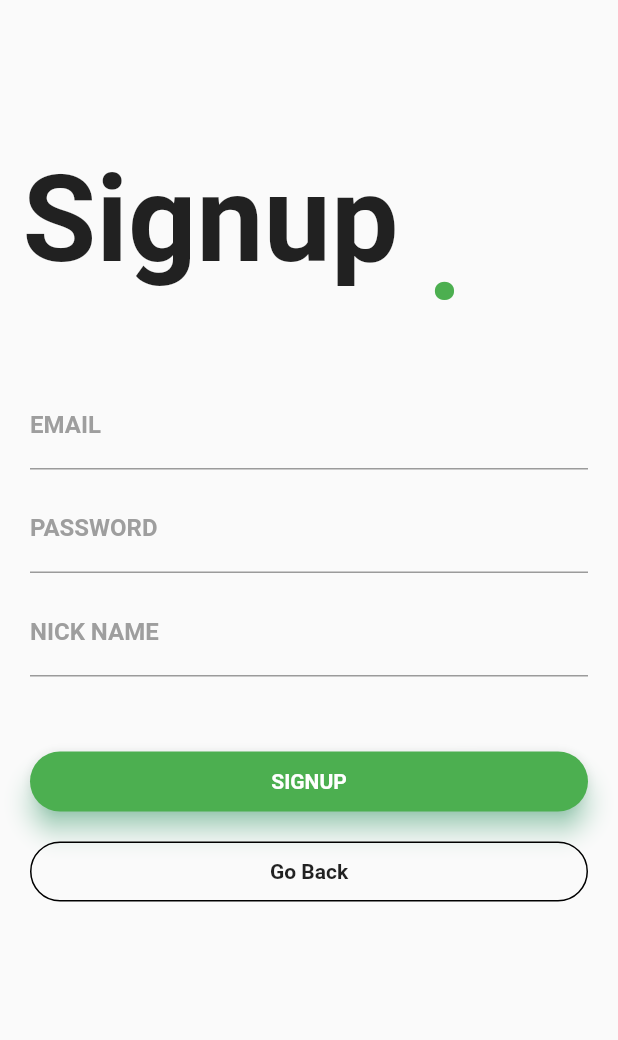
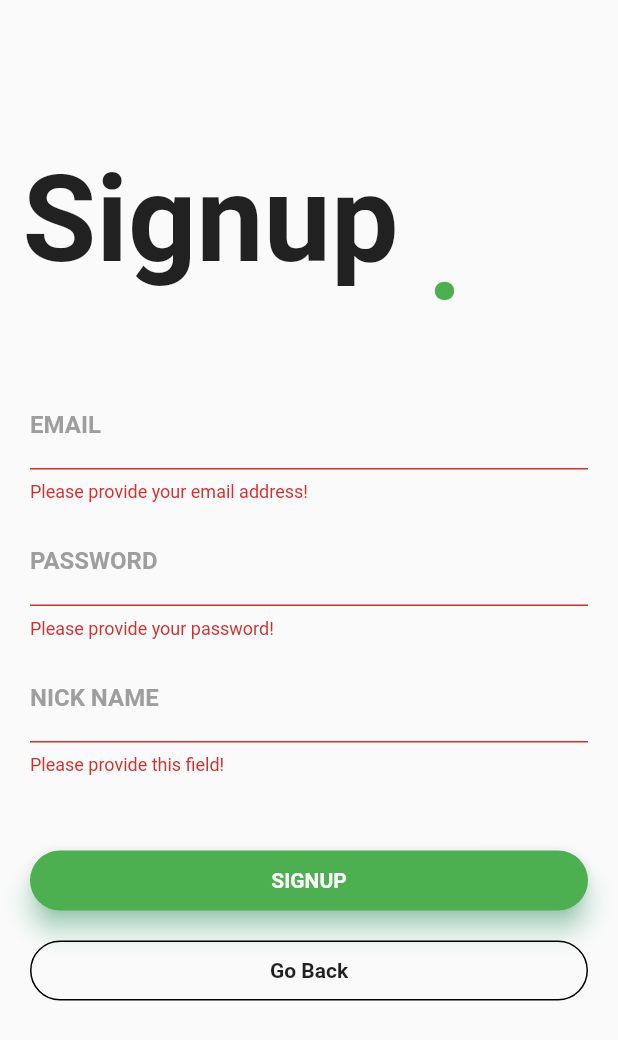
Before and after one commit to Flatnote/Coe-Ops, a Flutter app: the SignupPage screen opened directly, after a tap on "SIGNUP", on a phone screen of 412 x 824 dp. Shown: the top 1040 px of the screen. Run offline on Flutter 3.47's test engine with Material 2 defaults, Android fonts, the phone set to English and light mode, and no system bars; our stand-ins replace cached_network_image, cloud_firestore, datetime_picker_formfield, dio, email_validator, firebase_analytics and 7 more; accounts and stored records are empty.

```diff
--- a/lib/services/auth_service.dart
+++ b/lib/services/auth_service.dart
@@ -109,7 +109,7 @@ class AuthService {
       return _userFromFirebaseUser(user);
     } catch (error) {
       print(error.toString());
-      return null;
+      throw error;
     }
   }
 
--- a/lib/ui/signup.dart
+++ b/lib/ui/signup.dart
@@ -1,4 +1,8 @@
+import 'package:coeops/utils/input_validator.dart';
+import 'package:coeops/view_model/base.dart';
+import 'package:coeops/view_model/user_view_model.dart';
 import 'package:flutter/material.dart';
+import 'package:provider/provider.dart';
 
 class SignupPage extends StatefulWidget {
   @override
@@ -6,13 +10,30 @@ class SignupPage extends StatefulWidget {
 }
 
 class _SignupPageState extends State<SignupPage> {
+  final _formKey = GlobalKey<FormState>();
+  Map<String, String> _formData = {};
+
+  void _handleSignUp(context) async {
+    if (_formKey.currentState.validate()) {
+      _formKey.currentState.save();
+      final response = await Provider.of<UserViewModel>(context, listen: false)
+          .create(_formData);
+      if (response) {
+        Navigator.of(context)
+            .pushNamedAndRemoveUntil('/home', (Route<dynamic> route) => false);
+      }
+    }
+  }
+
   @override
   Widget build(BuildContext context) {
     return new Scaffold(
         resizeToAvoidBottomPadding: false,
-        body: Column(
-            crossAxisAlignment: CrossAxisAlignment.start,
-            children: <Widget>[
+        body: Form(
+          key: _formKey,
+          child:
+              Column(crossAxisAlignment: CrossAxisAlignment.start, children: <
+                  Widget>[
             Container(
               child: Stack(
                 children: <Widget>[
@@ -41,35 +62,38 @@ class _SignupPageState extends State<SignupPage> {
                 padding: EdgeInsets.only(top: 35.0, left: 20.0, right: 20.0),
                 child: Column(
                   children: <Widget>[
-                      TextField(
+                    TextFormField(
+                      validator: InputValidator.email,
+                      onSaved: (value) => _formData['email'] = value,
                       decoration: InputDecoration(
                           labelText: 'EMAIL',
                           labelStyle: TextStyle(
-                                fontWeight: FontWeight.bold,
-                                color: Colors.grey),
+                              fontWeight: FontWeight.bold, color: Colors.grey),
                           // hintText: 'EMAIL',
                           // hintStyle: ,
                           focusedBorder: UnderlineInputBorder(
                               borderSide: BorderSide(color: Colors.green))),
                     ),
                     SizedBox(height: 10.0),
-                      TextField(
+                    TextFormField(
+                      validator: InputValidator.password,
+                      onSaved: (value) => _formData['password'] = value,
                       decoration: InputDecoration(
                           labelText: 'PASSWORD ',
                           labelStyle: TextStyle(
-                                fontWeight: FontWeight.bold,
-                                color: Colors.grey),
+                              fontWeight: FontWeight.bold, color: Colors.grey),
                           focusedBorder: UnderlineInputBorder(
                               borderSide: BorderSide(color: Colors.green))),
                       obscureText: true,
                     ),
                     SizedBox(height: 10.0),
-                      TextField(
+                    TextFormField(
+                      validator: InputValidator.content,
+                      onSaved: (value) => _formData['fullname'] = value,
                       decoration: InputDecoration(
                           labelText: 'NICK NAME ',
                           labelStyle: TextStyle(
-                                fontWeight: FontWeight.bold,
-                                color: Colors.grey),
+                              fontWeight: FontWeight.bold, color: Colors.grey),
                           focusedBorder: UnderlineInputBorder(
                               borderSide: BorderSide(color: Colors.green))),
                     ),
@@ -82,9 +106,18 @@ class _SignupPageState extends State<SignupPage> {
                           color: Colors.green,
                           elevation: 7.0,
                           child: GestureDetector(
-                              onTap: () {},
+                            onTap: () {
+                              _handleSignUp(context);
+                            },
                             child: Center(
-                                child: Text(
+                              child: Provider.of<UserViewModel>(context)
+                                          .viewStatus ==
+                                      ViewStatus.Loading
+                                  ? CircularProgressIndicator(
+                                      valueColor:
+                                          AlwaysStoppedAnimation(Colors.white),
+                                    )
+                                  : Text(
                                       'SIGNUP',
                                       style: TextStyle(
                                         color: Colors.white,
@@ -121,6 +154,7 @@ class _SignupPageState extends State<SignupPage> {
                     ),
                   ],
                 )),
-            ]));
+          ]),
+        ));
   }
 }
--- a/lib/utils/input_validator.dart
+++ b/lib/utils/input_validator.dart
@@ -22,12 +22,12 @@ class InputValidator {
     if (value.isEmpty) {
       return 'Please provide your password!';
     }
-    if (value.length < 3 || value.length > 100) {
-      return 'Password must be between 3 - 100 characters!';
+    if (value.length < 8 || value.length > 20) {
+      return 'Password must be between 8 - 20 characters!';
     }
-    if (!RegExp(r'^[a-zA-Z0-9]+$').hasMatch(value)) {
-      return 'Sorry, special characters are not allowed!';
-    }
+    // if (!RegExp(r'^[a-zA-Z0-9]+$').hasMatch(value)) {
+    //   return 'Sorry, special characters are not allowed!';
+    // }
     return null;
   }
 
@@ -39,7 +39,7 @@ class InputValidator {
   }
   static String content(String value) {
     if (value.isEmpty) {
-      return 'Hey! You haven\'t told me anything yet!';
+      return 'Please provide this field!';
     }
     return null;
   }
--- a/pubspec.yaml
+++ b/pubspec.yaml
@@ -11,7 +11,7 @@ description: COE Devops-learning platform
 # In iOS, build-name is used as CFBundleShortVersionString while build-number used as CFBundleVersion.
 # Read more about iOS versioning at
 # https://developer.apple.com/library/archive/documentation/General/Reference/InfoPlistKeyReference/Articles/CoreFoundationKeys.html
-version: 1.0.0+2
+version: 1.0.1+1
 
 environment:
   sdk: ">=2.2.2 <3.0.0"
@@ -41,6 +41,7 @@ dependencies:
   provider: ^3.0.0+1
   dio: ^3.0.6
   email_validator: ^1.0.3
+  datetime_picker_formfield: ^1.0.0
 
   cached_network_image: ^2.0.0-rc
 
```
Also changed, not shown: lib/design_course/create_course_form.dart (+75 -10 lines), lib/ui/signin.dart (+20 -19 lines), lib/ui/user_detail.dart (+15 -10 lines), pubspec.lock. Lines whose indentation alone changed are shown as unchanged.
